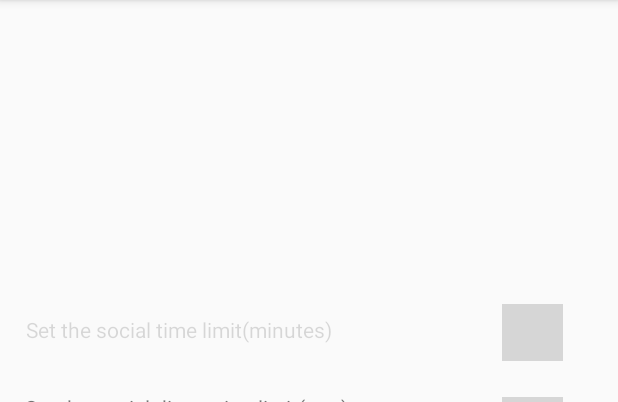
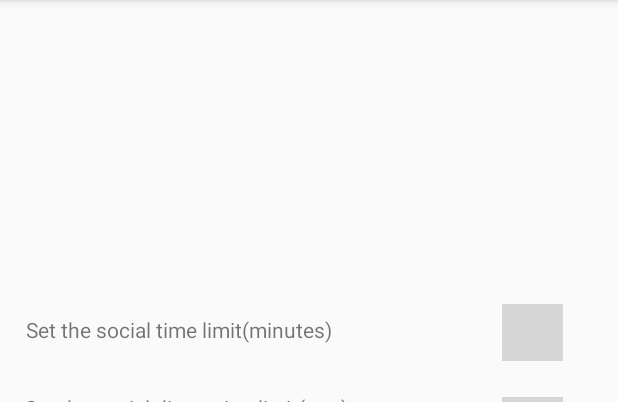
Before and after one commit to karandeepmalik/TouchMeNot, an Android app: the screen it shows after launch (MainActivity), after a tap on "START MONITORING", on a phone screen of 412 x 824 dp, the part 84-486 px from its top. Run offline under Robolectric (Android 15) with nearby library versions, the phone set to English and light mode, and no system bars; grey boxes are pictures that could not be loaded.

Commit message:
Without Ultrasound with time

```diff
--- a/touchmenot/app/build.gradle
+++ b/touchmenot/app/build.gradle
@@ -39,5 +39,4 @@ dependencies {
     androidTestImplementation 'androidx.test:runner:1.2.0'
     androidTestImplementation 'androidx.test.espresso:espresso-core:3.2.0'
     implementation "android.arch.lifecycle:extensions:1.1.1"
-    implementation project (':engine')
 }
--- a/touchmenot/app/src/main/java/com/hackforsweden/touchmenot/MainActivity.kt
+++ b/touchmenot/app/src/main/java/com/hackforsweden/touchmenot/MainActivity.kt
@@ -8,6 +8,7 @@ import android.os.Build
 import android.os.Bundle
 import android.text.Html
 import android.text.method.LinkMovementMethod
+import android.util.Log
 import android.view.View
 import android.widget.*
 import android.widget.AdapterView.OnItemSelectedListener
@@ -21,87 +22,40 @@ class MainActivity : AppCompatActivity() {
     companion object {
         var socialDistanceThreshold:Long = 3
         var socialTimeThreshold:Long = 1
+        var TAG = "MainActivity"
     }
-
-
 
     override fun onCreate(savedInstanceState: Bundle?)
     {
         super.onCreate(savedInstanceState)
         setContentView(R.layout.activity_main)
         setTitle(R.string.activity_main_title)
-
         findViewById<Button>(R.id.btnStartService).let {
             it.setOnClickListener {
-                log("START THE FOREGROUND SERVICE ON DEMAND")
+                Log.d(TAG,"Start Service Command Issued")
                 actionOnService(Actions.START)
             }
         }
 
         findViewById<Button>(R.id.btnStopService).let {
             it.setOnClickListener {
-                log("STOP THE FOREGROUND SERVICE ON DEMAND")
+                Log.d(TAG,"Stop Service Command Issued")
                 actionOnService(Actions.STOP)
             }
         }
 
-       if (Build.VERSION.SDK_INT >= Build.VERSION_CODES.M)
-       {  // Only ask for these permissions on runtime when running Android 6.0 or higher
-            when (ContextCompat.checkSelfPermission(
-                baseContext,
-                Manifest.permission.ACCESS_COARSE_LOCATION))
-            {
-                PackageManager.PERMISSION_DENIED -> (AlertDialog.Builder(this)
-                    .setTitle("Runtime Permissions up ahead")
-                    .setMessage(Html.fromHtml("<p>To find nearby bluetooth devices please click \"Allow\" on the runtime permissions popup.</p>" + "<p>For more info see <a href=\"http://developer.android.com/about/versions/marshmallow/android-6.0-changes.html#behavior-hardware-id\">here</a>.</p>"))
-                    .setNeutralButton("Okay") { _, _ ->
-                        if (ContextCompat.checkSelfPermission(
-                                baseContext,
-                                Manifest.permission.ACCESS_COARSE_LOCATION
-                            ) != PackageManager.PERMISSION_GRANTED
-                        ) {
-                            ActivityCompat.requestPermissions(
-                                this@MainActivity,
-                                arrayOf(Manifest.permission.ACCESS_COARSE_LOCATION),
-                                1
-                            )
-                        }
-                    }
-                    .show()
-                    .findViewById<View>(android.R.id.message) as TextView).movementMethod =
-                    LinkMovementMethod.getInstance()       // Make the link clickable. Needs to be called after show(), in order to generate hyperlinks
-                PackageManager.PERMISSION_GRANTED -> {
-                }
-            }
-
-            if (ContextCompat.checkSelfPermission(
-                   baseContext,
-                   Manifest.permission.RECORD_AUDIO
-               ) != PackageManager.PERMISSION_GRANTED) {
-               ActivityCompat.requestPermissions(
-                   this@MainActivity,
-                   arrayOf(Manifest.permission.RECORD_AUDIO),
-                   12)
-               }
-           }
-
-        val discoverableIntent: Intent = Intent(BluetoothAdapter.ACTION_REQUEST_DISCOVERABLE).apply {
-                putExtra(BluetoothAdapter.EXTRA_DISCOVERABLE_DURATION, 3600) }
-
-        startActivity(discoverableIntent)
-
         val spinnerDistance =
             findViewById<View>(R.id.sp_distance_monitoring) as Spinner
-        // Create an ArrayAdapter using the string array and a default spinner layout
+
         // Create an ArrayAdapter using the string array and a default spinner layout
         val distanceAdapter = ArrayAdapter.createFromResource(
             this,
             R.array.distance_array, android.R.layout.simple_spinner_item
         )
-        // Specify the layout to use when the list of choices appears
+
         // Specify the layout to use when the list of choices appears
         distanceAdapter.setDropDownViewResource(android.R.layout.simple_spinner_dropdown_item)
-        // Apply the adapter to the spinner
+
         // Apply the adapter to the spinner
         spinnerDistance.adapter = distanceAdapter
         spinnerDistance.onItemSelectedListener = object : OnItemSelectedListener {
@@ -115,23 +69,23 @@ class MainActivity : AppCompatActivity() {
                     parentView.getItemAtPosition(position).toString().toLong()
             }
 
-            override fun onNothingSelected(parentView: AdapterView<*>?) { // your code here
+            override fun onNothingSelected(parentView: AdapterView<*>?) {
             }
         }
 
 
         val spinnerTime =
             findViewById<View>(R.id.sp_time_monitoring) as Spinner
-        // Create an ArrayAdapter using the string array and a default spinner layout
+
         // Create an ArrayAdapter using the string array and a default spinner layout
        val timeAdapter = ArrayAdapter.createFromResource(
             this,
             R.array.time_array, android.R.layout.simple_spinner_item
         )
-        // Specify the layout to use when the list of choices appears
+
         // Specify the layout to use when the list of choices appears
         timeAdapter.setDropDownViewResource(android.R.layout.simple_spinner_dropdown_item)
-        // Apply the adapter to the spinner
+
         // Apply the adapter to the spinner
         spinnerTime.adapter = timeAdapter
         spinnerTime.onItemSelectedListener = object : OnItemSelectedListener {
@@ -145,9 +99,29 @@ class MainActivity : AppCompatActivity() {
                     parentView.getItemAtPosition(position).toString().toLong()
             }
 
-            override fun onNothingSelected(parentView: AdapterView<*>?) { // your code here
+            override fun onNothingSelected(parentView: AdapterView<*>?) {
             }
         }
+
+        if (Build.VERSION.SDK_INT >= Build.VERSION_CODES.M)
+        {
+            // Only ask for these permissions on runtime when running Android 6.0 or higher
+            while (ContextCompat.checkSelfPermission(baseContext,
+                    Manifest.permission.ACCESS_COARSE_LOCATION)!=PackageManager.PERMISSION_GRANTED)
+            {
+
+                ActivityCompat.requestPermissions(
+                    this@MainActivity,
+                    arrayOf(Manifest.permission.ACCESS_COARSE_LOCATION),
+                    1)
+            }
+        }
+
+        val discoverableIntent: Intent = Intent(BluetoothAdapter.ACTION_REQUEST_DISCOVERABLE)
+            .apply {
+                putExtra(BluetoothAdapter.EXTRA_DISCOVERABLE_DURATION, 3600) }
+
+        startActivity(discoverableIntent)
 
     }
 
@@ -155,11 +129,11 @@ class MainActivity : AppCompatActivity() {
         Intent(this, CheckForDistanceService::class.java).also {
             it.action = action.name
             if (Build.VERSION.SDK_INT >= Build.VERSION_CODES.O) {
-                log("Starting the service in >=26 Mode")
+                Log.d(TAG,"Starting the service in >=26 Mode")
                 startForegroundService(it)
                 return
             }
-            log("Starting the service in < 26 Mode")
+            Log.d(TAG,"Starting the service in < 26 Mode")
             startService(it)
         }
     }
--- a/touchmenot/app/src/main/res/layout/activity_main.xml
+++ b/touchmenot/app/src/main/res/layout/activity_main.xml
@@ -51,7 +51,7 @@
         android:id="@+id/tv_distance_monitoring"
         android:layout_width="wrap_content"
         android:layout_height="wrap_content"
-        android:text="Set the social distancing limit(mts)"
+        android:text="@string/social_distancing_limit_label"
         app:layout_constraintBottom_toTopOf="@+id/btnStartService"
         app:layout_constraintEnd_toEndOf="parent"
         app:layout_constraintHorizontal_bias="0.084"
@@ -75,10 +75,9 @@
 
     <TextView
         android:id="@+id/tv_time_monitoring"
-        android:enabled="false"
         android:layout_width="wrap_content"
         android:layout_height="wrap_content"
-        android:text="Set the social time limit(minutes)"
+        android:text="@string/social_time_limit_label"
         app:layout_constraintBottom_toTopOf="@+id/btnStartService"
         app:layout_constraintEnd_toEndOf="parent"
         app:layout_constraintHorizontal_bias="0.082"
@@ -93,7 +92,6 @@
         android:background="@color/colorPrimary"
         android:padding="8dp"
         android:textSize="18sp"
-        android:enabled="false"
         app:layout_constraintBottom_toTopOf="@+id/btnStartService"
         app:layout_constraintEnd_toEndOf="parent"
         app:layout_constraintHorizontal_bias="0.432"
--- a/touchmenot/app/src/main/res/values/array.xml
+++ b/touchmenot/app/src/main/res/values/array.xml
@@ -10,7 +10,11 @@
 
 
     <string-array name="time_array">
-        <item>0</item>
+        <item>1</item>
+        <item>2</item>
+        <item>5</item>
+        <item>10</item>
+        <item>15</item>
     </string-array>
 
 </resources>
--- a/touchmenot/app/src/main/res/values/strings.xml
+++ b/touchmenot/app/src/main/res/values/strings.xml
@@ -5,4 +5,6 @@
     <string name="monitoring_social_distance">Monitoring your social distance......</string>
     <string name="notification_title">CheckForDistance</string>
     <string name="activity_main_title">Touch Me Not !!</string>
+    <string name="social_time_limit_label">Set the social time limit(minutes)</string>
+    <string name="social_distancing_limit_label">Set the social distancing limit(mts)</string>
 </resources>
```
Also changed, not shown: touchmenot/app/src/main/java/com/hackforsweden/touchmenot/CheckForDistanceService.kt (+151 -235 lines), 1 other file.
